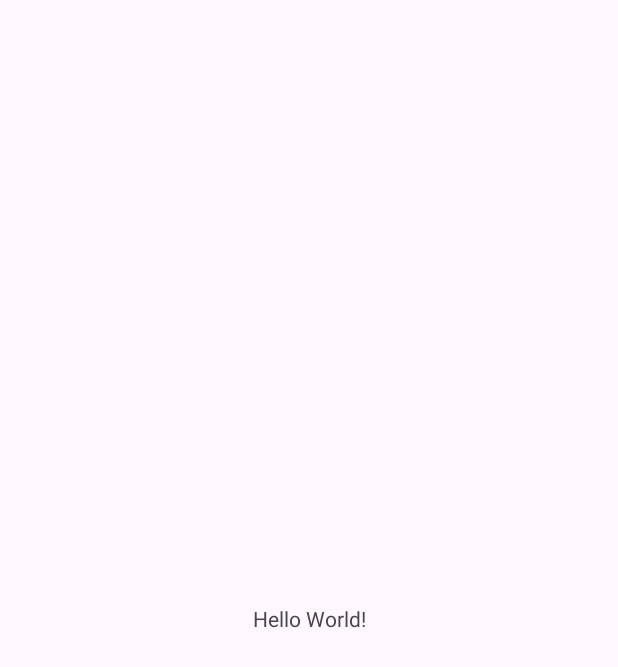
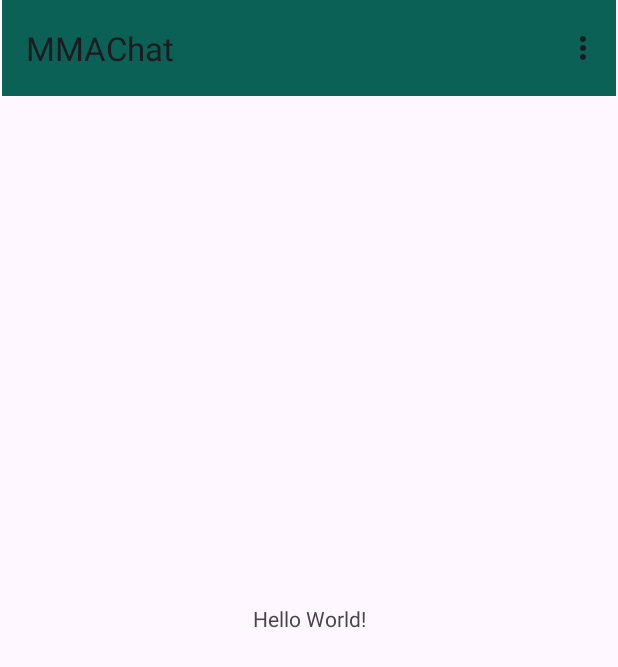
Before and after one commit to mustafamelikaltug/WhatsappClone, an Android app: the screen it shows after launch once a user with an empty profile is signed in (MainActivity), on a phone screen of 412 x 824 dp. Before the commit the part shown is almost empty. Shown: the top 667 px of the screen. Run offline under Robolectric (Android 15) with nearby library versions, the phone set to English and light mode, and no system bars; our stand-ins replace Firebase (no records; nobody signed in at launch, a user with empty details on screens opened directly).

Commit message:
Sign Out method added

```diff
--- a/app/src/main/java/com/example/mmachat/MainActivity.java
+++ b/app/src/main/java/com/example/mmachat/MainActivity.java
@@ -1,14 +1,67 @@
 package com.example.mmachat;
 
+import androidx.annotation.NonNull;
 import androidx.appcompat.app.AppCompatActivity;
 
+import android.content.Intent;
 import android.os.Bundle;
+import android.view.Menu;
+import android.view.MenuInflater;
+import android.view.MenuItem;
+import android.widget.Toast;
+
+import com.example.mmachat.databinding.ActivityMainBinding;
+import com.google.firebase.auth.FirebaseAuth;
 
 public class MainActivity extends AppCompatActivity {
-
+    ActivityMainBinding binding;
+    FirebaseAuth mAuth;
     @Override
     protected void onCreate(Bundle savedInstanceState) {
         super.onCreate(savedInstanceState);
-        setContentView(R.layout.activity_main);
+
+        //Initialize View Binding
+        binding = ActivityMainBinding.inflate(getLayoutInflater());
+        setContentView(binding.getRoot());
+        setSupportActionBar(binding.toolbar);
+
+        //Initialize Firebase Auth
+        mAuth = FirebaseAuth.getInstance();
+
+    }
+
+    @Override
+    public boolean onCreateOptionsMenu(Menu menu) {
+        MenuInflater menuInflater = getMenuInflater();
+        menuInflater.inflate(R.menu.menu,menu);
+        return true;
+    }
+
+    @Override
+    public boolean onOptionsItemSelected(@NonNull MenuItem item) {
+
+        int itemId = item.getItemId();
+        if (itemId == R.id.menu_action_settings) {
+            return true;
+        } else if (itemId == R.id.menu_action_log_out) {
+            signOut();
+            return true;
+        }else {
+            return super.onOptionsItemSelected(item);}
+    }
+
+    //User close the session
+    public void signOut(){
+        mAuth.signOut();
+        //Check if user successfully signing out
+        if (mAuth.getCurrentUser() == null){
+            Toast.makeText(this, "Sign out successfully", Toast.LENGTH_SHORT).show();
+            //Return to Sign in page
+            Intent intent = new Intent(MainActivity.this, SignInActivity.class);
+            startActivity(intent);
+            finish();
+        }else {
+            Toast.makeText(this, "Sign out failed. Try again", Toast.LENGTH_SHORT).show();
+        }
     }
 }
--- a/app/src/main/java/com/example/mmachat/SignInActivity.java
+++ b/app/src/main/java/com/example/mmachat/SignInActivity.java
@@ -78,10 +78,10 @@ public class SignInActivity extends AppCompatActivity {
                     if (task.isSuccessful()){
                         reload();
                         //Show to user signing in status
-                        Toast.makeText(SignInActivity.this, "Signing In successfully", Toast.LENGTH_SHORT).show();
+                        Toast.makeText(SignInActivity.this, "Signing in successfully", Toast.LENGTH_SHORT).show();
                     }else {
                         //Show to user signing in status
-                        Toast.makeText(SignInActivity.this, "Signing In failed : " +task.getException().getMessage(), Toast.LENGTH_SHORT).show();
+                        Toast.makeText(SignInActivity.this, "Signing in failed : " +task.getException().getMessage(), Toast.LENGTH_SHORT).show();
                     }
                 }
             });
--- a/app/src/main/res/layout/activity_main.xml
+++ b/app/src/main/res/layout/activity_main.xml
@@ -15,4 +15,16 @@
         app:layout_constraintStart_toStartOf="parent"
         app:layout_constraintTop_toTopOf="parent" />
 
+    <androidx.appcompat.widget.Toolbar
+        android:id="@+id/toolbar"
+        android:layout_width="409dp"
+        android:layout_height="wrap_content"
+        android:background="?attr/colorPrimary"
+        android:minHeight="?attr/actionBarSize"
+        android:theme="?attr/actionBarTheme"
+        app:layout_constraintEnd_toEndOf="parent"
+        app:layout_constraintHorizontal_bias="0.5"
+        app:layout_constraintStart_toStartOf="parent"
+        app:layout_constraintTop_toTopOf="parent" />
+
 </androidx.constraintlayout.widget.ConstraintLayout>
--- /dev/null
+++ b/app/src/main/res/menu/menu.xml
@@ -0,0 +1,10 @@
+<?xml version="1.0" encoding="utf-8"?>
+<menu xmlns:android="http://schemas.android.com/apk/res/android">
+
+    <item
+        android:id="@+id/menu_action_settings"
+        android:title="Settings" />
+    <item
+        android:id="@+id/menu_action_log_out"
+        android:title="Sign Out" />
+</menu>
```
